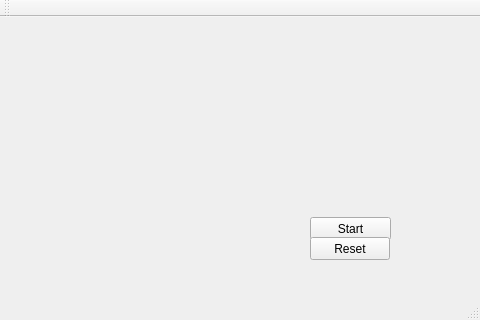
petronzio/ThermalStitchingGUI, file mainwindow.ui: the form before one commit.
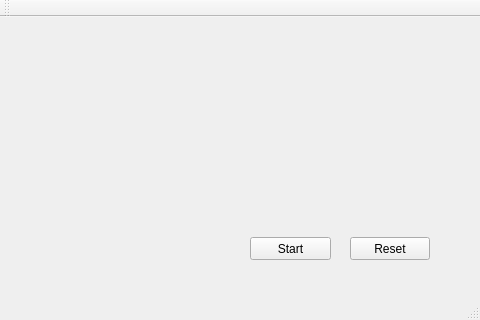
The form after the commit. Icons and pictures are not drawn.

Patch:
```diff
--- a/mainwindow.ui
+++ b/mainwindow.ui
@@ -17,8 +17,8 @@
    <widget class="QPushButton" name="pushButton">
     <property name="geometry">
      <rect>
-      <x>310</x>
-      <y>200</y>
+      <x>250</x>
+      <y>220</y>
       <width>81</width>
       <height>23</height>
      </rect>
@@ -30,7 +30,7 @@
    <widget class="QPushButton" name="pushButton_2">
     <property name="geometry">
      <rect>
-      <x>310</x>
+      <x>350</x>
       <y>220</y>
       <width>80</width>
       <height>23</height>
@@ -43,10 +43,10 @@
    <widget class="QLabel" name="label">
     <property name="geometry">
      <rect>
-      <x>280</x>
-      <y>90</y>
-      <width>81</width>
-      <height>61</height>
+      <x>200</x>
+      <y>10</y>
+      <width>261</width>
+      <height>191</height>
      </rect>
     </property>
     <property name="text">
```
Left out of the diff: 20 changed lines with no effect on the pictures.
